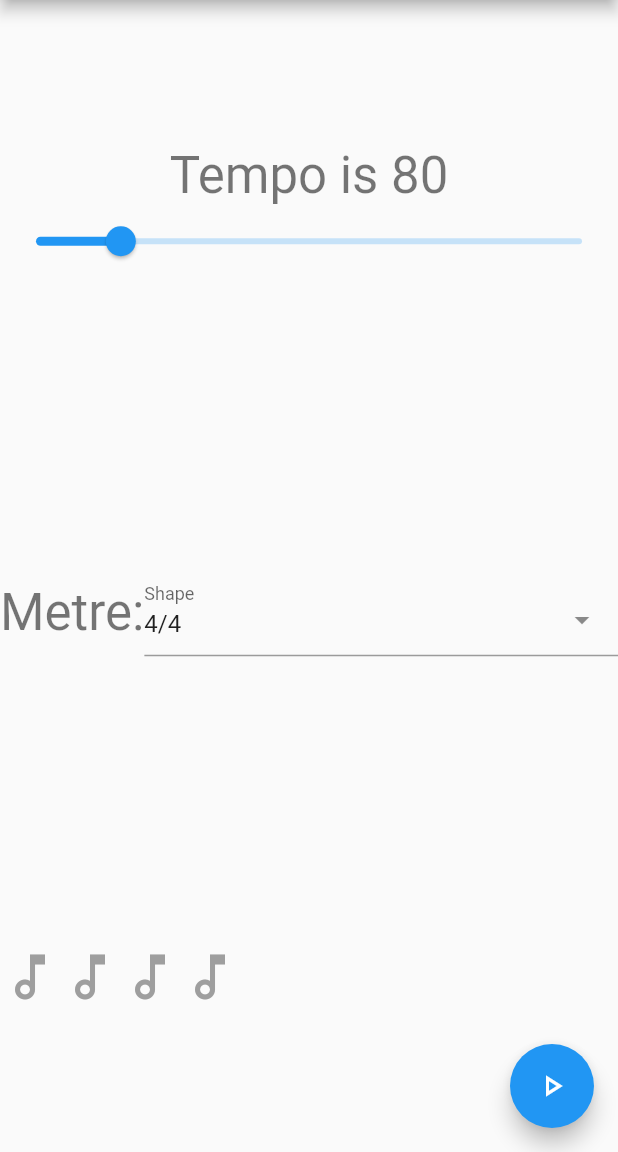
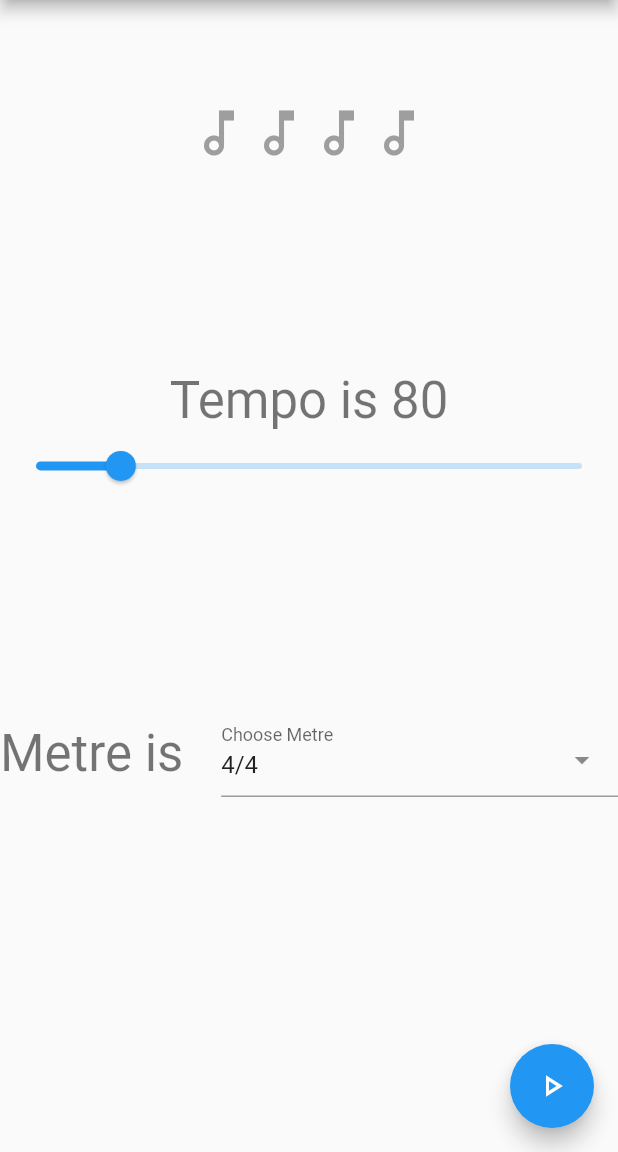
Before and after one commit to mBillan/MarwanPublicProjects, a Flutter app: the screen it shows after launch, on a phone screen of 412 x 824 dp, the part 84-1236 px from its top. Run offline on Flutter 3.47's test engine with Material 2 defaults, Android fonts, the phone set to English and light mode, and no system bars; drawn by our look-alikes of select_form_field.

Commit message:
General layout enhancements

```diff
--- a/my_metronome/lib/main.dart
+++ b/my_metronome/lib/main.dart
@@ -189,6 +189,10 @@ class _MyHomePageState extends State<MyHomePage> {
         child: Column(
           mainAxisAlignment: MainAxisAlignment.spaceAround,
           children: <Widget>[
+            Row(
+              mainAxisAlignment: MainAxisAlignment.center,
+              children: _updateNotes(),
+            ),
             Column(
                 mainAxisAlignment: MainAxisAlignment.start,
                 children: <Widget>[
@@ -204,23 +208,26 @@ class _MyHomePageState extends State<MyHomePage> {
                     // autofocus: true,
                     divisions: 330,
                     // label: "$tempo",
-            ),]),
+                  ),
+                ]),
             // ),
             Row(
+              mainAxisAlignment: MainAxisAlignment.center,
               children: [
                 Text(
-                  'Metre:',
+                  'Metre is   ',
                   style: Theme.of(context).textTheme.headline4,
                 ),
                 Expanded(
-                  child: SelectFormField(
+                  child:
+                  SelectFormField(
                     controller: _metreController,
                     type: SelectFormFieldType.dropdown,
                     // or can be dialog
                     // initialValue: "4",
                     // by default choose 4/4
                     // icon: Icon(Icons.format_shapes),
-                    labelText: 'Shape',
+                    labelText: 'Choose Metre',
                     items: _allowedMetres,
                     onChanged: (val) => setState(() {
                       metre = int.parse(_metreController.text);
@@ -231,8 +238,8 @@ class _MyHomePageState extends State<MyHomePage> {
                 ),
               ],
             ),
-            Row(
-              children: _updateNotes(),
+            const SizedBox(
+              height: 30,
             ),
           ],
         ),
```
Lines whose indentation alone changed are shown as unchanged.
